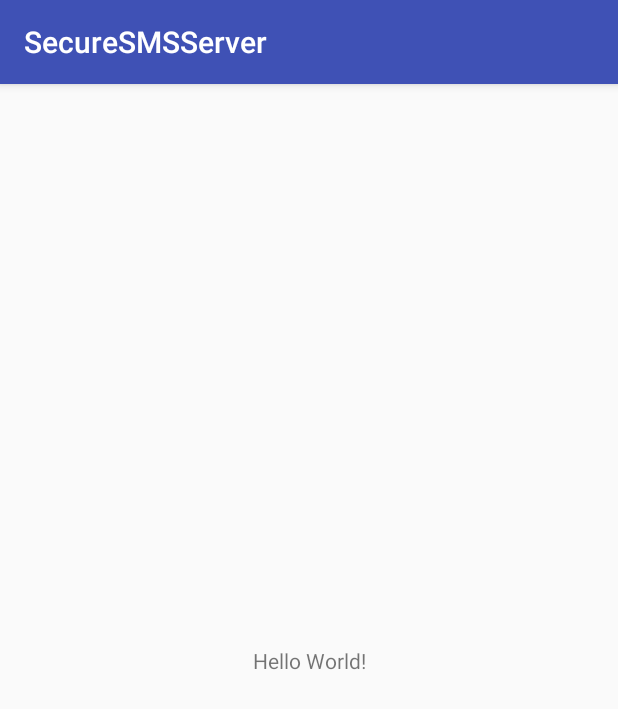
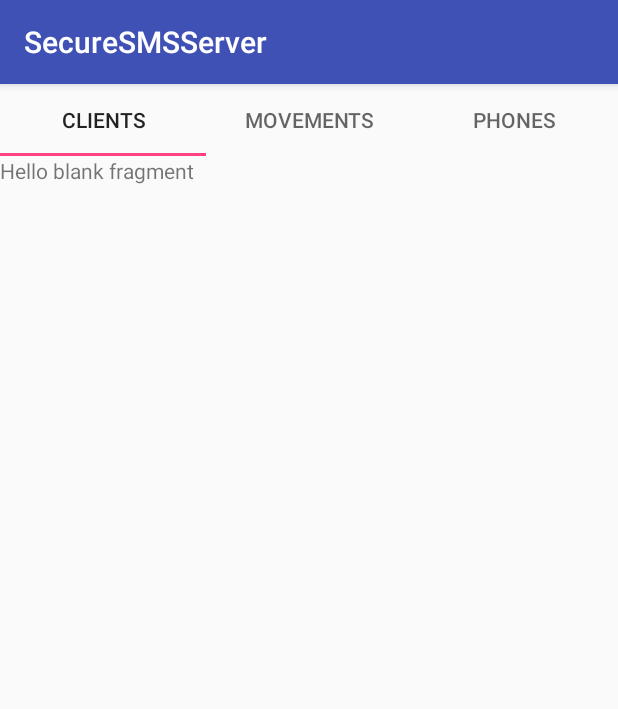
Before and after one commit to jtf16/SecureSMSPayment, an Android app: the screen it shows after launch (MainActivity), on a phone screen of 412 x 824 dp. Shown: the top 709 px of the screen. Run offline under Robolectric (Android 15) with nearby library versions, the phone set to English and light mode, and no system bars.

Commit message:
1.1 SecureSMSServer: Add Fragment Pages

```diff
--- a/SecureSMSServer/app/build.gradle
+++ b/SecureSMSServer/app/build.gradle
@@ -25,4 +25,6 @@ dependencies {
     testImplementation 'junit:junit:4.12'
     androidTestImplementation 'com.android.support.test:runner:1.0.1'
     androidTestImplementation 'com.android.support.test.espresso:espresso-core:3.0.1'
+    // TabLayout and ViewPager
+    implementation 'com.android.support:design:26.1.0'
 }
--- /dev/null
+++ b/SecureSMSServer/app/src/main/java/pt/ulisboa/ist/sirs/securesmsserver/CategoryAdapter.java
@@ -0,0 +1,73 @@
+package pt.ulisboa.ist.sirs.securesmsserver;
+
+import android.content.Context;
+import android.support.v4.app.Fragment;
+import android.support.v4.app.FragmentManager;
+import android.support.v4.app.FragmentPagerAdapter;
+
+import pt.ulisboa.ist.sirs.securesmsserver.fragments.ClientsFragment;
+import pt.ulisboa.ist.sirs.securesmsserver.fragments.MovementsFragment;
+import pt.ulisboa.ist.sirs.securesmsserver.fragments.PhonesFragment;
+
+/**
+ * {@link CategoryAdapter} is a {@link FragmentPagerAdapter} that can provide the layout for
+ * each list item based on a data source which is a list of objects.
+ */
+public class CategoryAdapter extends FragmentPagerAdapter {
+
+    /** Context of the app */
+    private Context mContext;
+
+    /**
+     * Create a new {@link CategoryAdapter} object.
+     *
+     * @param context is the context of the app
+     * @param fm is the fragment manager that will keep each fragment's state in the adapter
+     *           across swipes.
+     */
+    public CategoryAdapter(Context context, FragmentManager fm) {
+        super(fm);
+        mContext = context;
+    }
+
+    /**
+     * Return the {@link Fragment} that should be displayed for the given page number.
+     *
+     * @param position
+     */
+    @Override
+    public Fragment getItem(int position) {
+
+        if (position == 0) {
+            return ClientsFragment.newInstance();
+        } else if (position == 1) {
+            return MovementsFragment.newInstance();
+        } else {
+            return PhonesFragment.newInstance();
+        }
+    }
+
+    /**
+     * Return the number of views available.
+     */
+    @Override
+    public int getCount() {
+        return 3;
+    }
+
+    /**
+     * Return the Fragment title associated with a specified position.
+     *
+     * @param position
+     */
+    @Override
+    public CharSequence getPageTitle(int position) {
+        if (position == 0) {
+            return mContext.getString(R.string.clients);
+        } else if (position == 1) {
+            return mContext.getString(R.string.movements);
+        } else {
+            return mContext.getString(R.string.phones);
+        }
+    }
+}
--- a/SecureSMSServer/app/src/main/java/pt/ulisboa/ist/sirs/securesmsserver/MainActivity.java
+++ b/SecureSMSServer/app/src/main/java/pt/ulisboa/ist/sirs/securesmsserver/MainActivity.java
@@ -1,13 +1,60 @@
 package pt.ulisboa.ist.sirs.securesmsserver;
 
+import android.net.Uri;
+import android.support.design.widget.TabLayout;
+import android.support.v4.view.ViewPager;
 import android.support.v7.app.AppCompatActivity;
 import android.os.Bundle;
 
-public class MainActivity extends AppCompatActivity {
+import pt.ulisboa.ist.sirs.securesmsserver.fragments.ClientsFragment;
+import pt.ulisboa.ist.sirs.securesmsserver.fragments.MovementsFragment;
+import pt.ulisboa.ist.sirs.securesmsserver.fragments.PhonesFragment;
+
+public class MainActivity extends AppCompatActivity implements
+        ClientsFragment.OnClientsFragmentInteractionListener,
+        MovementsFragment.OnMovementsFragmentInteractionListener,
+        PhonesFragment.OnPhonesFragmentInteractionListener {
 
     @Override
     protected void onCreate(Bundle savedInstanceState) {
         super.onCreate(savedInstanceState);
+
+        // Set the content of the activity to use the activity_main.xml layout file
         setContentView(R.layout.activity_main);
+
+        // Find the view pager that will allow the user to swipe between fragments
+        ViewPager viewPager = (ViewPager) findViewById(R.id.viewpager);
+
+        // Create an adapter that knows which fragment should be shown on each page
+        CategoryAdapter adapter = new CategoryAdapter(
+                this, getSupportFragmentManager());
+
+        // Set the adapter onto the view pager
+        viewPager.setAdapter(adapter);
+
+        // Find the tab layout that shows the tabs
+        TabLayout tabLayout = (TabLayout) findViewById(R.id.tabs);
+
+        // Connect the tab layout with the view pager. This will
+        //   1. Update the tab layout when the view pager is swiped
+        //   2. Update the view pager when a tab is selected
+        //   3. Set the tab layout's tab names with the view pager's adapter's titles
+        //      by calling onPageTitle()
+        tabLayout.setupWithViewPager(viewPager);
+    }
+
+    @Override
+    public void onClientsFragmentInteraction(Uri uri) {
+
+    }
+
+    @Override
+    public void onPhonesFragmentInteraction(Uri uri) {
+
+    }
+
+    @Override
+    public void onMovementsFragmentInteraction(Uri uri) {
+
     }
 }
--- /dev/null
+++ b/SecureSMSServer/app/src/main/java/pt/ulisboa/ist/sirs/securesmsserver/fragments/ClientsFragment.java
@@ -0,0 +1,94 @@
+package pt.ulisboa.ist.sirs.securesmsserver.fragments;
+
+import android.content.Context;
+import android.net.Uri;
+import android.os.Bundle;
+import android.support.v4.app.Fragment;
+import android.view.LayoutInflater;
+import android.view.View;
+import android.view.ViewGroup;
+
+import pt.ulisboa.ist.sirs.securesmsserver.R;
+
+/**
+ * A simple {@link Fragment} subclass.
+ * Activities that contain this fragment must implement the
+ * {@link ClientsFragment.OnClientsFragmentInteractionListener} interface
+ * to handle interaction events.
+ * Use the {@link ClientsFragment#newInstance} factory method to
+ * create an instance of this fragment.
+ */
+public class ClientsFragment extends Fragment {
+
+    private OnClientsFragmentInteractionListener mListener;
+
+    public ClientsFragment() {
+        // Required empty public constructor
+    }
+
+    /**
+     * Use this factory method to create a new instance of
+     * this fragment using the provided parameters.
+     * @return A new instance of fragment ClientsFragment.
+     */
+    public static ClientsFragment newInstance() {
+        ClientsFragment fragment = new ClientsFragment();
+        Bundle args = new Bundle();
+        fragment.setArguments(args);
+        return fragment;
+    }
+
+    @Override
+    public void onCreate(Bundle savedInstanceState) {
+        super.onCreate(savedInstanceState);
+        if (getArguments() != null) {
+
+        }
+    }
+
+    @Override
+    public View onCreateView(LayoutInflater inflater, ViewGroup container,
+                             Bundle savedInstanceState) {
+        // Inflate the layout for this fragment
+        return inflater.inflate(R.layout.fragment_clients, container, false);
+    }
+
+    // TODO: Rename method, update argument and hook method into UI event
+    public void onButtonPressed(Uri uri) {
+        if (mListener != null) {
+            mListener.onClientsFragmentInteraction(uri);
+        }
+    }
+
+    @Override
+    public void onAttach(Context context) {
+        super.onAttach(context);
+        if (context instanceof OnClientsFragmentInteractionListener) {
+            mListener = (OnClientsFragmentInteractionListener) context;
+        } else {
+            throw new RuntimeException(context.toString()
+                    + " must implement OnClientsFragmentInteractionListener");
+        }
+    }
+
+    @Override
+    public void onDetach() {
+        super.onDetach();
+        mListener = null;
+    }
+
+    /**
+     * This interface must be implemented by activities that contain this
+     * fragment to allow an interaction in this fragment to be communicated
+     * to the activity and potentially other fragments contained in that
+     * activity.
+     * <p>
+     * See the Android Training lesson <a href=
+     * "http://developer.android.com/training/basics/fragments/communicating.html"
+     * >Communicating with Other Fragments</a> for more information.
+     */
+    public interface OnClientsFragmentInteractionListener {
+        // TODO: Update argument type and name
+        void onClientsFragmentInteraction(Uri uri);
+    }
+}
--- /dev/null
+++ b/SecureSMSServer/app/src/main/java/pt/ulisboa/ist/sirs/securesmsserver/fragments/MovementsFragment.java
@@ -0,0 +1,94 @@
+package pt.ulisboa.ist.sirs.securesmsserver.fragments;
+
+import android.content.Context;
+import android.net.Uri;
+import android.os.Bundle;
+import android.support.v4.app.Fragment;
+import android.view.LayoutInflater;
+import android.view.View;
+import android.view.ViewGroup;
+
+import pt.ulisboa.ist.sirs.securesmsserver.R;
+
+/**
+ * A simple {@link Fragment} subclass.
+ * Activities that contain this fragment must implement the
+ * {@link MovementsFragment.OnMovementsFragmentInteractionListener} interface
+ * to handle interaction events.
+ * Use the {@link MovementsFragment#newInstance} factory method to
+ * create an instance of this fragment.
+ */
+public class MovementsFragment extends Fragment {
+
+    private OnMovementsFragmentInteractionListener mListener;
+
+    public MovementsFragment() {
+        // Required empty public constructor
+    }
+
+    /**
+     * Use this factory method to create a new instance of
+     * this fragment using the provided parameters.
+     * @return A new instance of fragment MovementsFragment.
+     */
+    public static MovementsFragment newInstance() {
+        MovementsFragment fragment = new MovementsFragment();
+        Bundle args = new Bundle();
+        fragment.setArguments(args);
+        return fragment;
+    }
+
+    @Override
+    public void onCreate(Bundle savedInstanceState) {
+        super.onCreate(savedInstanceState);
+        if (getArguments() != null) {
+
+        }
+    }
+
+    @Override
+    public View onCreateView(LayoutInflater inflater, ViewGroup container,
+                             Bundle savedInstanceState) {
+        // Inflate the layout for this fragment
+        return inflater.inflate(R.layout.fragment_movements, container, false);
+    }
+
+    // TODO: Rename method, update argument and hook method into UI event
+    public void onButtonPressed(Uri uri) {
+        if (mListener != null) {
+            mListener.onMovementsFragmentInteraction(uri);
+        }
+    }
+
+    @Override
+    public void onAttach(Context context) {
+        super.onAttach(context);
+        if (context instanceof OnMovementsFragmentInteractionListener) {
+            mListener = (OnMovementsFragmentInteractionListener) context;
+        } else {
+            throw new RuntimeException(context.toString()
+                    + " must implement OnMovementsFragmentInteractionListener");
+        }
+    }
+
+    @Override
+    public void onDetach() {
+        super.onDetach();
+        mListener = null;
+    }
+
+    /**
+     * This interface must be implemented by activities that contain this
+     * fragment to allow an interaction in this fragment to be communicated
+     * to the activity and potentially other fragments contained in that
+     * activity.
+     * <p>
+     * See the Android Training lesson <a href=
+     * "http://developer.android.com/training/basics/fragments/communicating.html"
+     * >Communicating with Other Fragments</a> for more information.
+     */
+    public interface OnMovementsFragmentInteractionListener {
+        // TODO: Update argument type and name
+        void onMovementsFragmentInteraction(Uri uri);
+    }
+}
--- a/SecureSMSServer/app/src/main/res/layout/activity_main.xml
+++ b/SecureSMSServer/app/src/main/res/layout/activity_main.xml
@@ -1,18 +1,20 @@
 <?xml version="1.0" encoding="utf-8"?>
-<android.support.constraint.ConstraintLayout xmlns:android="http://schemas.android.com/apk/res/android"
-    xmlns:app="http://schemas.android.com/apk/res-auto"
+<LinearLayout
+    xmlns:android="http://schemas.android.com/apk/res/android"
     xmlns:tools="http://schemas.android.com/tools"
     android:layout_width="match_parent"
     android:layout_height="match_parent"
+    android:orientation="vertical"
     tools:context="pt.ulisboa.ist.sirs.securesmsserver.MainActivity">
 
-    <TextView
-        android:layout_width="wrap_content"
-        android:layout_height="wrap_content"
-        android:text="Hello World!"
-        app:layout_constraintBottom_toBottomOf="parent"
-        app:layout_constraintLeft_toLeftOf="parent"
-        app:layout_constraintRight_toRightOf="parent"
-        app:layout_constraintTop_toTopOf="parent" />
+    <android.support.design.widget.TabLayout
+        android:id="@+id/tabs"
+        android:layout_width="match_parent"
+        android:layout_height="wrap_content" />
 
-</android.support.constraint.ConstraintLayout>
+    <android.support.v4.view.ViewPager
+        android:id="@+id/viewpager"
+        android:layout_width="match_parent"
+        android:layout_height="match_parent"/>
+
+</LinearLayout>
--- /dev/null
+++ b/SecureSMSServer/app/src/main/res/layout/fragment_clients.xml
@@ -0,0 +1,13 @@
+<FrameLayout xmlns:android="http://schemas.android.com/apk/res/android"
+    xmlns:tools="http://schemas.android.com/tools"
+    android:layout_width="match_parent"
+    android:layout_height="match_parent"
+    tools:context="pt.ulisboa.ist.sirs.securesmsserver.fragments.ClientsFragment">
+
+    <!-- TODO: Update blank fragment layout -->
+    <TextView
+        android:layout_width="match_parent"
+        android:layout_height="match_parent"
+        android:text="@string/hello_blank_fragment" />
+
+</FrameLayout>
--- a/SecureSMSServer/app/src/main/res/values/strings.xml
+++ b/SecureSMSServer/app/src/main/res/values/strings.xml
@@ -1,3 +1,11 @@
 <resources>
     <string name="app_name">SecureSMSServer</string>
+
+    <!-- CategoryAdapter page titles -->
+    <string name="clients">Clients</string>
+    <string name="movements">Movements</string>
+    <string name="phones">Phones</string>
+
+    <!-- TODO: Remove or change this placeholder text -->
+    <string name="hello_blank_fragment">Hello blank fragment</string>
 </resources>
```
Also changed, not shown: SecureSMSServer/app/src/main/java/pt/ulisboa/ist/sirs/securesmsserver/fragments/PhonesFragment.java (added, +94 -0 lines), SecureSMSServer/app/src/main/res/layout/fragment_movements.xml (added, +13 -0 lines), SecureSMSServer/app/src/main/res/layout/fragment_phones.xml (added, +13 -0 lines).
